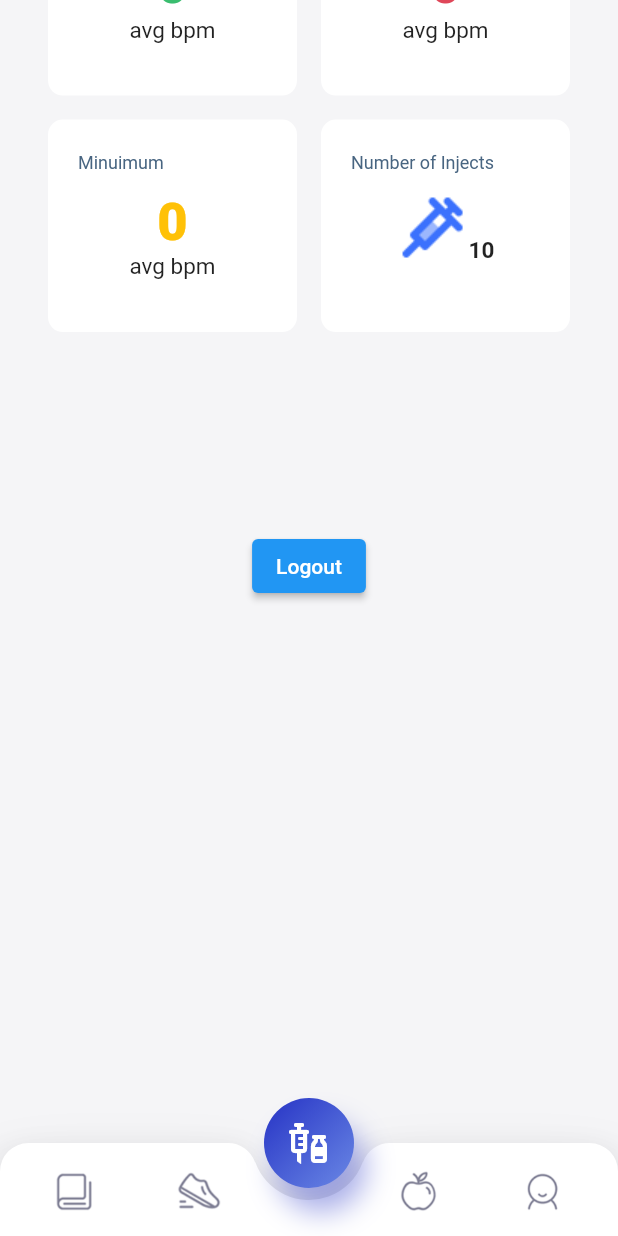
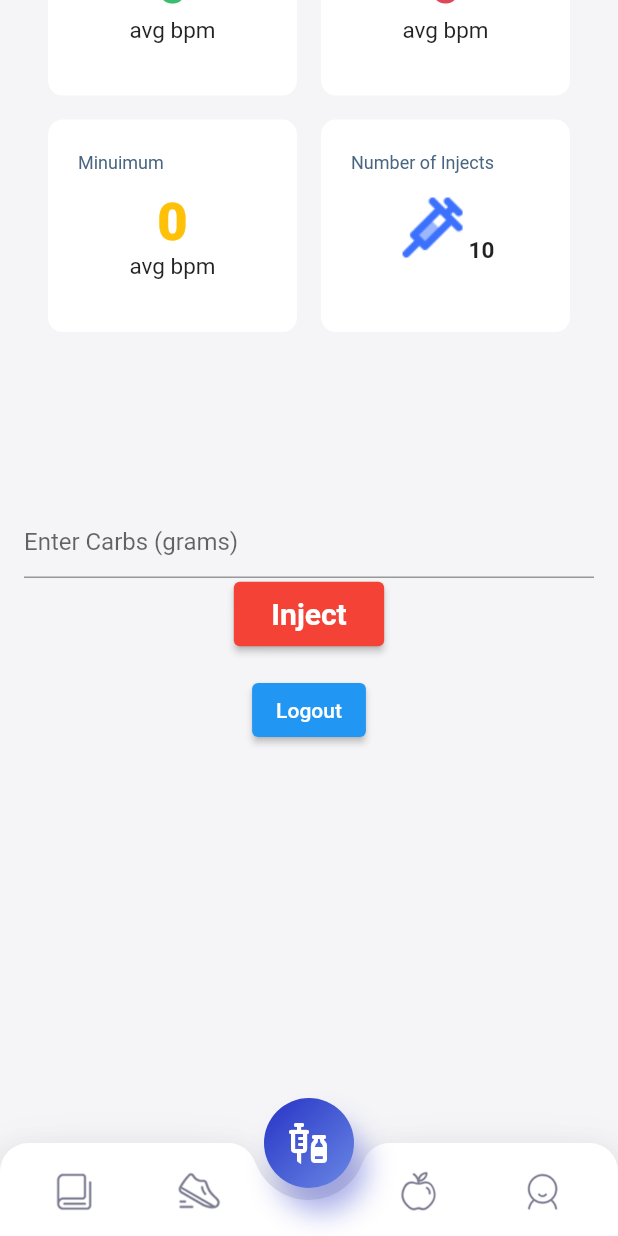
Before and after one commit to Yazeed-Alajlan/insulin_pump, a Flutter app: the screen it shows after launch, scrolled down 576 dp, on a phone screen of 412 x 824 dp. Run offline on Flutter 3.47's test engine with Material 2 defaults, Android fonts, the light colour scheme and no system bars; our stand-ins replace cloud_firestore, firebase_auth, firebase_core, flutter_blue, flutter_svg; missing offline and left inert: calendar_appbar; accounts and stored records are empty.

Commit message:
injectionScreen

```diff
--- a/lib/screens/Injection/InjectionScreen.dart
+++ b/lib/screens/Injection/InjectionScreen.dart
@@ -7,6 +7,7 @@ import 'package:insulin_pump/screens/Injection/progress_vertical.dart';
 import 'package:insulin_pump/utils/AppTheme.dart';
 import 'package:insulin_pump/utils/Constants.dart';
 import 'package:cloud_firestore/cloud_firestore.dart';
+import 'package:insulin_pump/widgets/Button.dart';
 import 'package:intl/intl.dart';
 
 class InjectionScreen extends StatefulWidget {
@@ -39,10 +40,17 @@ class _InjectionScreenState extends State<InjectionScreen> {
   String max = "0";
   String min = "0";
   String average = "0";
+  int carbs = 0;
+  bool _textFieldHasFocus = false;
+  late final FocusNode _focusNode;
 
   @override
   void initState() {
     super.initState();
+    _focusNode = FocusNode();
+    _focusNode.addListener(() {
+      setState(() => _textFieldHasFocus = _focusNode.hasFocus);
+    });
     changeCardsValues();
     // setState(() {
     //   getData().then((value) => {
@@ -90,7 +98,8 @@ class _InjectionScreenState extends State<InjectionScreen> {
         crossAxisCount;
     double aspectRatio =
         _width / (_cellHeight + mainAxisSpacing + (crossAxisCount + 1));
-
+    const itemsSize = 70.0;
+    const animationDurationInMs = Duration(milliseconds: 250);
     return Scaffold(
       backgroundColor: Constants.backgroundColor,
       body: ListView(
@@ -350,6 +359,23 @@ class _InjectionScreenState extends State<InjectionScreen> {
                       ),
                     ),
                     SizedBox(height: 100),
+                    TextField(
+                      onChanged: (text) {
+                        carbs = int.parse(text);
+                      },
+                      decoration:
+                          InputDecoration(hintText: "Enter Carbs (grams)"),
+                    ),
+                    ElevatedButton(
+                        onPressed: () {},
+                        child: Text("Inject"),
+                        style: ElevatedButton.styleFrom(
+                            primary: Colors.red,
+                            onPrimary: Colors.white,
+                            padding: EdgeInsets.symmetric(
+                                horizontal: 25, vertical: 10),
+                            textStyle: TextStyle(
+                                fontSize: 20, fontWeight: FontWeight.bold)))
                   ],
                 ),
               ),
```
